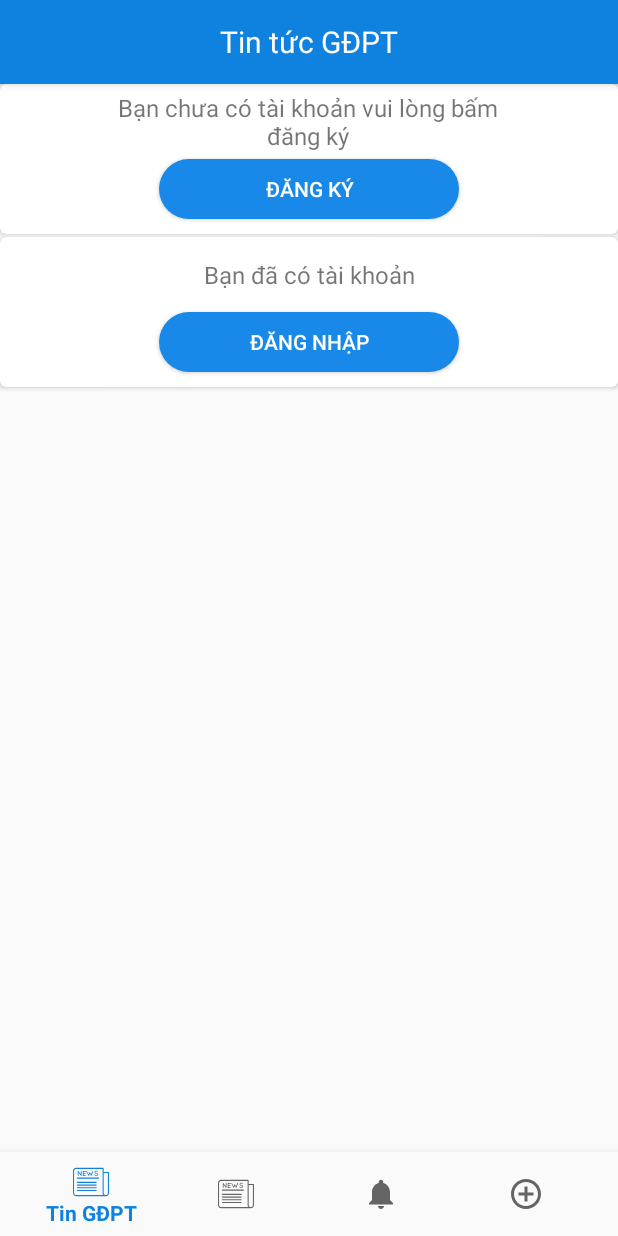
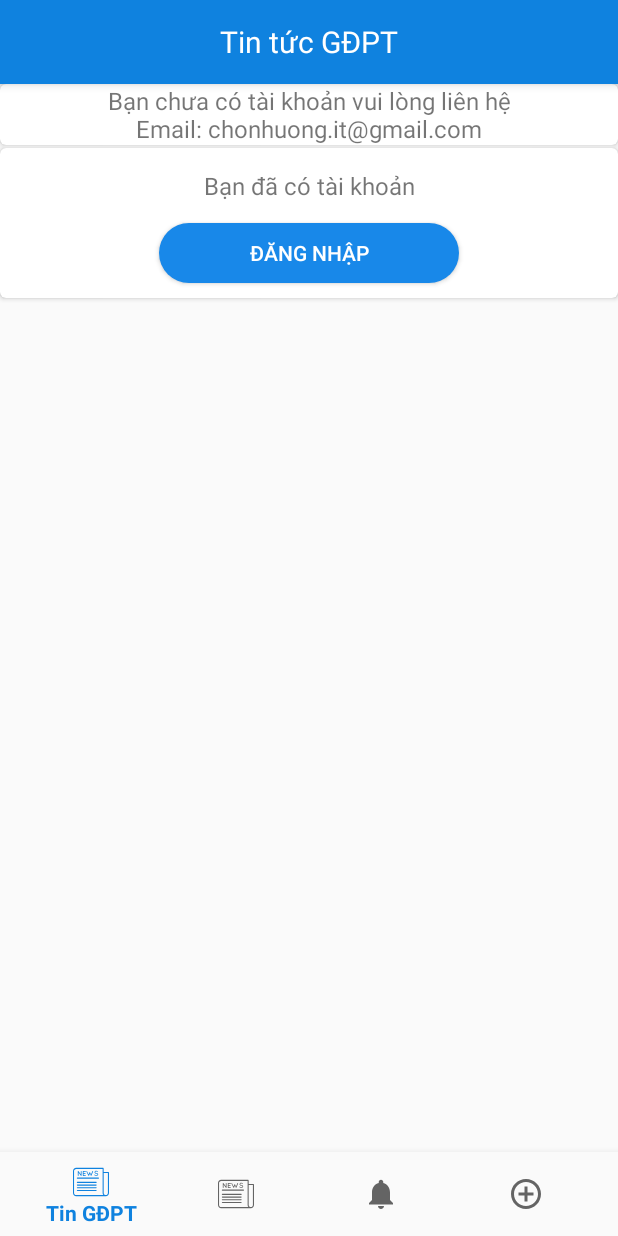
Before and after one commit to chonhuong/GDPTQuangTri, an Android app: the fragment FragmentThemOff placed in its activity, on a phone screen of 412 x 824 dp. Run offline under Robolectric (Android 15) with nearby library versions, the phone set to English and light mode, and no system bars; our stand-ins replace Firebase (no records; nobody signed in at launch, a user with empty details on screens opened directly), Picasso; pictures from the network do not load; 3 statements that could not run were skipped.

Commit message:
AD10....

```diff
--- a/app/src/main/java/com/example/gdptquangtri/FragmentThemOff.java
+++ b/app/src/main/java/com/example/gdptquangtri/FragmentThemOff.java
@@ -23,16 +23,16 @@ public class FragmentThemOff extends Fragment {
     @Override
     public View onCreateView(@NonNull final LayoutInflater inflater, @Nullable ViewGroup container, @Nullable Bundle savedInstanceState) {
         View view = inflater.inflate(R.layout.fragment_themoff, container, false);
-        btnDangKy = view.findViewById(R.id.btn_dangkyThem);
+        //  btnDangKy = view.findViewById(R.id.btn_dangkyThem);
         btnDangnhap = view.findViewById(R.id.btn_dangnhapThem);
 
-        btnDangKy.setOnClickListener(new View.OnClickListener() {
-            @Override
-            public void onClick(View v) {
-                Intent intent = new Intent(getActivity(), DangKyThanhVien.class);
-                startActivity(intent);
-            }
-        });
+//        btnDangKy.setOnClickListener(new View.OnClickListener() {
+//            @Override
+//            public void onClick(View v) {
+//                Intent intent = new Intent(getActivity(), DangKyThanhVien.class);
+//                startActivity(intent);
+//            }
+//        });
 
         btnDangnhap.setOnClickListener(new View.OnClickListener() {
             @Override
--- a/app/src/main/res/layout/fragment_themoff.xml
+++ b/app/src/main/res/layout/fragment_themoff.xml
@@ -19,20 +19,20 @@
             android:orientation="vertical">
 
             <TextView
-                android:layout_width="270dp"
-                android:layout_height="50dp"
+                android:layout_width="300dp"
+                android:layout_height="wrap_content"
                 android:gravity="center"
-                android:text="Bạn chưa có tài khoản vui lòng bấm đăng ký"
+                android:text="Bạn chưa có tài khoản vui lòng liên hệ Email: chonhuong.it@gmail.com"
                 android:textSize="16sp" />
 
-            <Button
-                android:id="@+id/btn_dangkyThem"
-                android:layout_width="200dp"
-                android:layout_height="40dp"
-                android:layout_marginBottom="10dp"
-                android:background="@drawable/custom_button"
-                android:text="Đăng ký"
-                android:textColor="#ffff" />
+            <!--<Button-->
+            <!--android:id="@+id/btn_dangkyThem"-->
+            <!--android:layout_width="200dp"-->
+            <!--android:layout_height="40dp"-->
+            <!--android:layout_marginBottom="10dp"-->
+            <!--android:background="@drawable/custom_button"-->
+            <!--android:text="Đăng ký"-->
+            <!--android:textColor="#ffff" />-->
         </LinearLayout>
 
     </android.support.v7.widget.CardView>
```
Also changed, not shown: app/src/main/java/com/example/gdptquangtri/MainActivity.java (+10 -10 lines), app/src/main/res/layout/activity_main.xml (+9 -9 lines), app/src/main/res/layout/add_trochoi.xml (+16 -7 lines), app/src/main/res/layout/details_trochoi.xml (+7 -4 lines).
